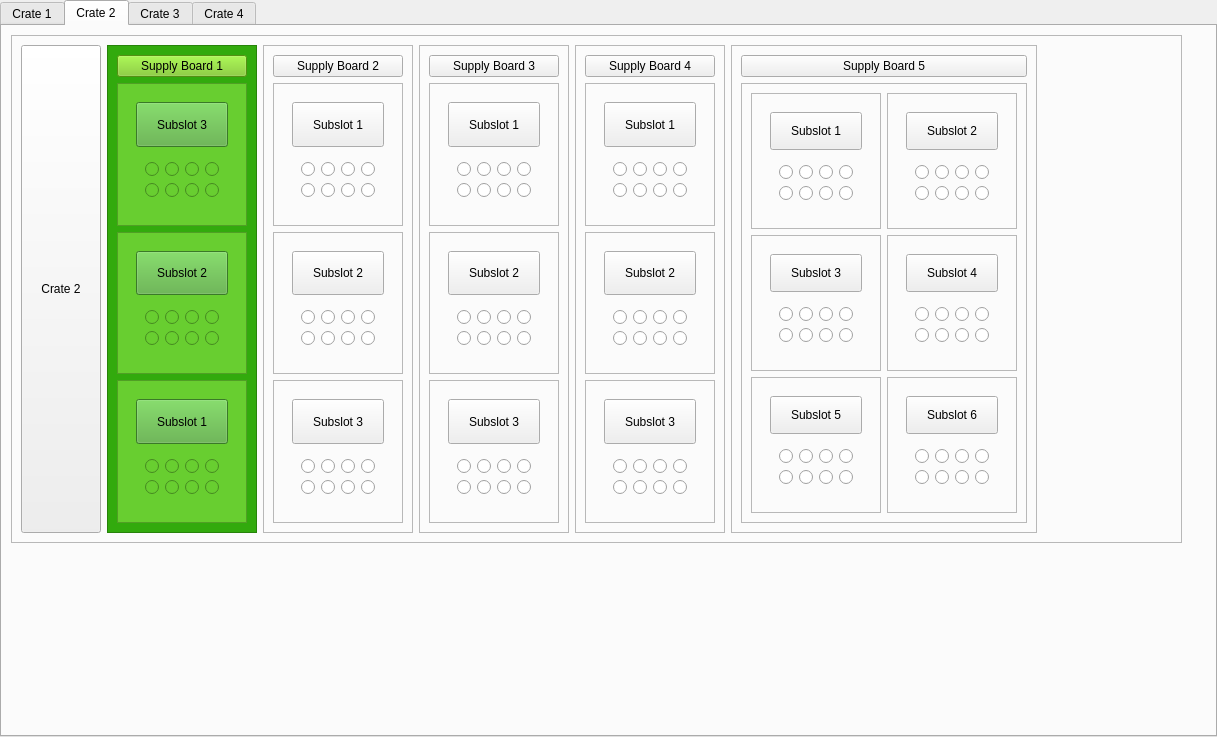
Old version of the form CrateTab.ui in the repository JeffersonLab/clas12-dc-wiremap.
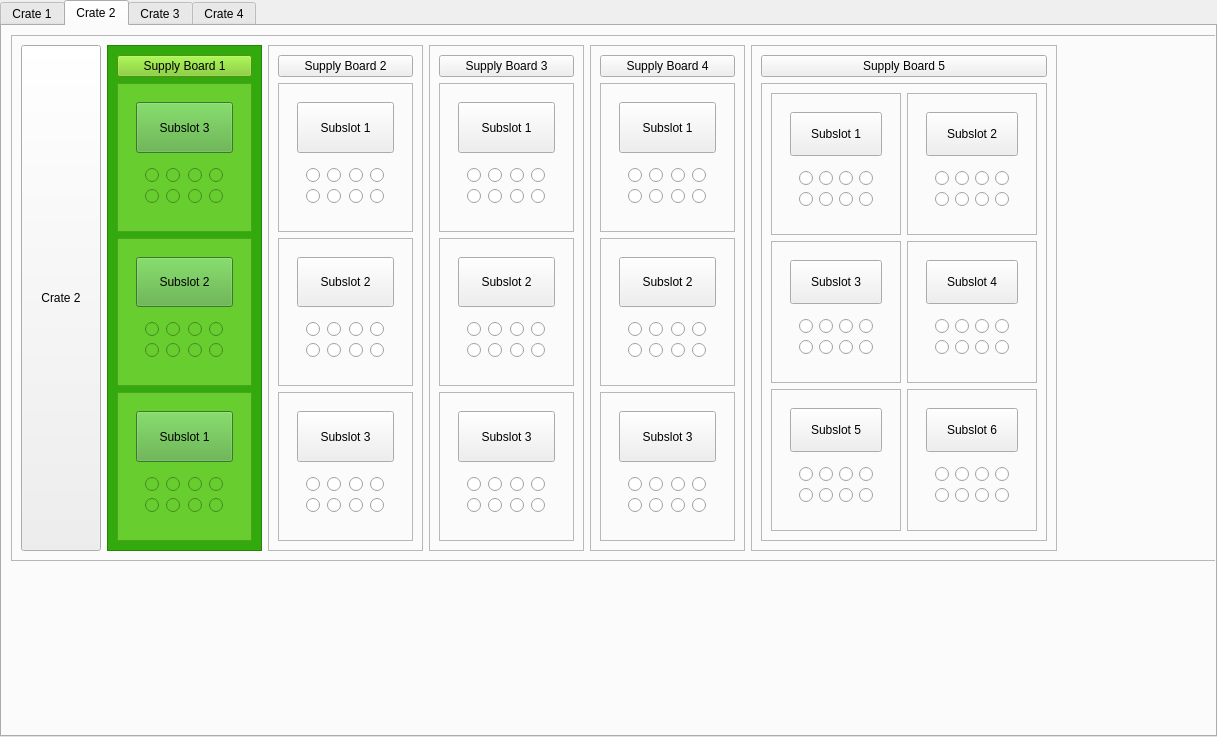
New version of the form.

Commit message: finished layout

Diff of the .ui file:
```diff
--- a/CrateTab.ui
+++ b/CrateTab.ui
@@ -2685,8 +2685,8 @@
      <rect>
       <x>9</x>
       <y>9</y>
-      <width>1171</width>
-      <height>508</height>
+      <width>1211</width>
+      <height>526</height>
      </rect>
     </property>
     <property name="frameShape">
@@ -2775,9 +2775,9 @@
           <colorrole role="Button">
            <brush brushstyle="SolidPattern">
             <color alpha="255">
-             <red>198</red>
-             <green>0</green>
-             <blue>0</blue>
+             <red>50</red>
+             <green>170</green>
+             <blue>13</blue>
             </color>
            </brush>
           </colorrole>
@@ -2879,9 +2879,9 @@
              <colorrole role="Button">
               <brush brushstyle="SolidPattern">
                <color alpha="255">
-                <red>200</red>
-                <green>0</green>
-                <blue>0</blue>
+                <red>119</red>
+                <green>200</green>
+                <blue>27</blue>
                </color>
               </brush>
              </colorrole>
@@ -3002,9 +3002,9 @@
                    <colorrole role="Button">
                     <brush brushstyle="SolidPattern">
                      <color alpha="255">
-                      <red>207</red>
-                      <green>0</green>
-                      <blue>0</blue>
+                      <red>81</red>
+                      <green>171</green>
+                      <blue>56</blue>
                      </color>
                     </brush>
                    </colorrole>
```
